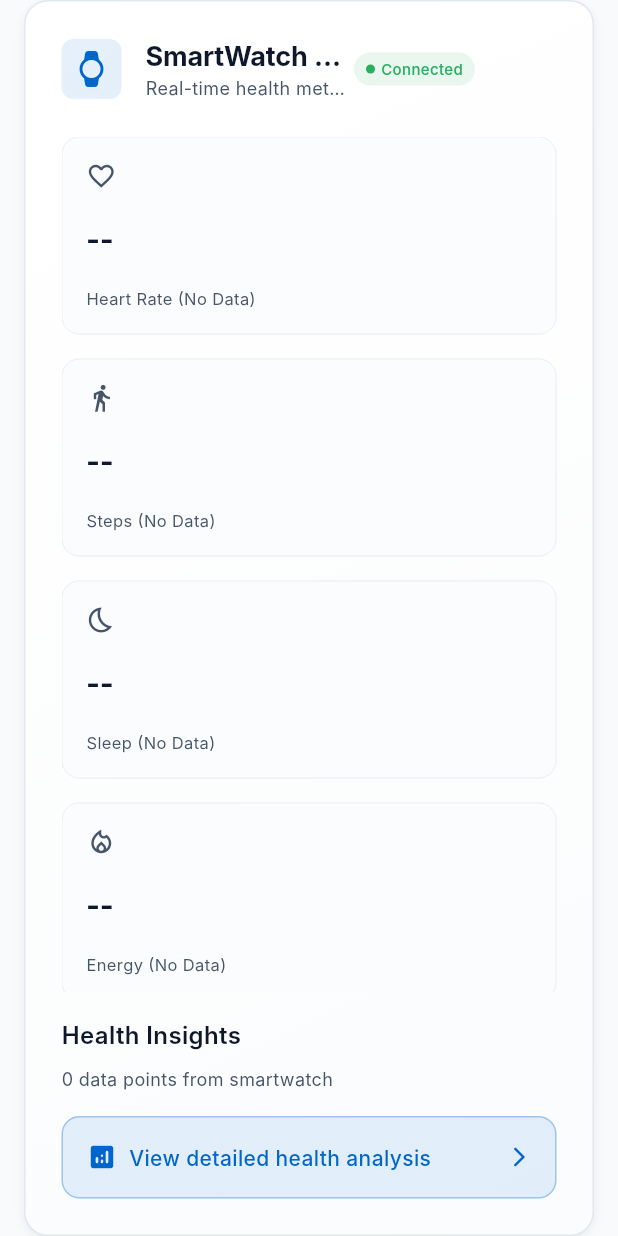
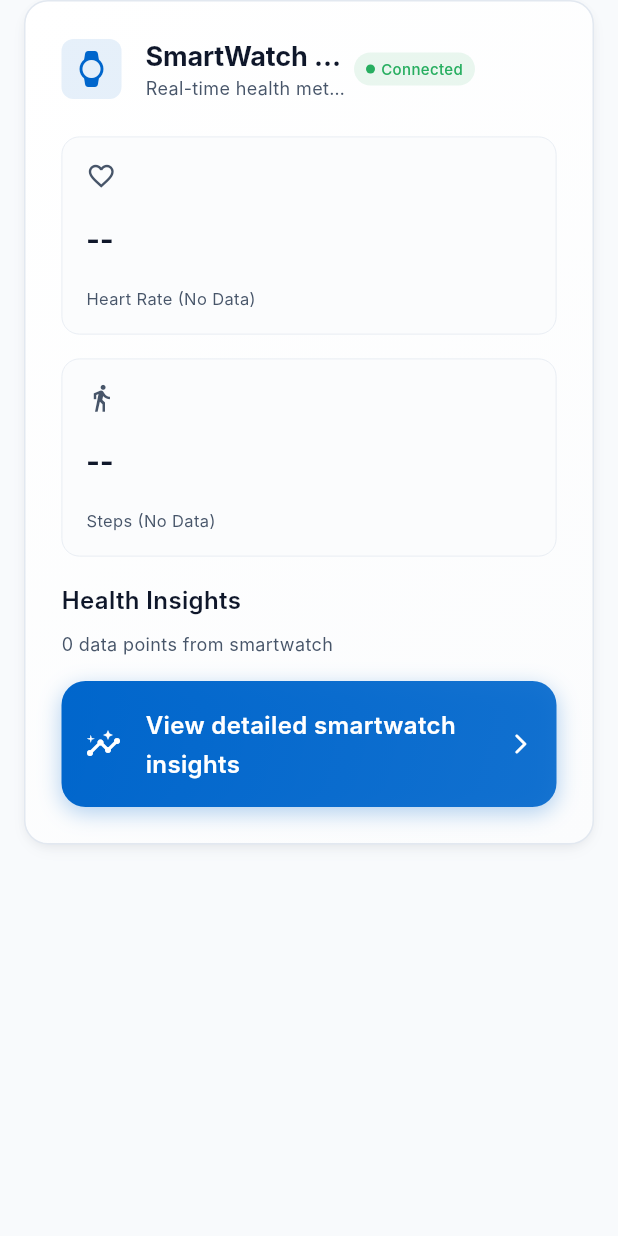
Before and after one commit to braeson-nyahera/smarthealth, a Flutter app: the SmartwatchStatsCard widget shown alone on an empty page, opened directly with empty values, on a phone screen of 412 x 824 dp. Run offline on Flutter 3.47's test engine with Material 3 defaults, Android fonts, the light colour scheme and no system bars; our stand-ins replace fl_chart, google_sign_in, shared_preferences; accounts and stored records are empty; Roboto replaces fonts that are missing (Inter).

Commit message:
modified health insight button

```diff
--- a/lib/config/google_config.dart
+++ b/lib/config/google_config.dart
@@ -6,7 +6,6 @@
 library;
 
 class GoogleConfig {
-  // TODO: Replace with your actual Web Client ID from Google Cloud Console
   // Get this from: https://console.cloud.google.com/apis/credentials
   static const String webClientId =
       '816258150287-5j8pltavpk9msl9q3h1gcovvtc45u5vl.apps.googleusercontent.com';
--- a/lib/models/user_profile.dart
+++ b/lib/models/user_profile.dart
@@ -1,6 +1,6 @@
 import 'package:flutter/material.dart';
 
-enum DiabetesState { none, prediabetes, type1, type2 }
+enum DiabetesState { none, diabetic }
 
 class UserProfile {
   final int? age;
@@ -61,13 +61,9 @@ class UserProfile {
   String get diabetesStateDisplay {
     switch (diabetesState) {
       case DiabetesState.none:
-        return 'No diabetes';
-      case DiabetesState.prediabetes:
-        return 'Pre-diabetes';
-      case DiabetesState.type1:
-        return 'Type 1 diabetes';
-      case DiabetesState.type2:
-        return 'Type 2 diabetes';
+        return 'Not diabetic';
+      case DiabetesState.diabetic:
+        return 'Diabetic';
     }
   }
 
@@ -76,10 +72,7 @@ class UserProfile {
     switch (diabetesState) {
       case DiabetesState.none:
         return Colors.green;
-      case DiabetesState.prediabetes:
-        return Colors.orange;
-      case DiabetesState.type1:
-      case DiabetesState.type2:
+      case DiabetesState.diabetic:
         return Colors.red;
     }
   }
--- a/lib/screens/profile_page.dart
+++ b/lib/screens/profile_page.dart
@@ -679,13 +679,9 @@ class _ProfilePageState extends State<ProfilePage>
   String _getDiabetesDisplayText(DiabetesState state) {
     switch (state) {
       case DiabetesState.none:
-        return 'No Diabetes';
-      case DiabetesState.type1:
-        return 'Type 1 Diabetes';
-      case DiabetesState.type2:
-        return 'Type 2 Diabetes';
-      case DiabetesState.prediabetes:
-        return 'Pre-diabetes';
+        return 'Not Diabetic';
+      case DiabetesState.diabetic:
+        return 'Diabetic';
     }
   }
 }
--- a/lib/widgets/smartwatch_stats_card.dart
+++ b/lib/widgets/smartwatch_stats_card.dart
@@ -283,40 +283,55 @@ class _SmartwatchStatsCardState extends State<SmartwatchStatsCard>
           style: AppTheme.bodySmall.copyWith(color: AppTheme.textSecondaryDark),
         ),
         const SizedBox(height: AppTheme.spacingM),
-        GestureDetector(
+        Container(
+          decoration: BoxDecoration(
+            gradient: LinearGradient(
+              begin: Alignment.topLeft,
+              end: Alignment.bottomRight,
+              colors: [
+                AppTheme.primaryMedical,
+                AppTheme.primaryMedical.withValues(alpha: 0.9),
+              ],
+            ),
+            borderRadius: BorderRadius.circular(AppTheme.radiusL),
+            boxShadow: [
+              BoxShadow(
+                color: AppTheme.primaryMedical.withValues(alpha: 0.3),
+                offset: const Offset(0, 4),
+                blurRadius: 12,
+                spreadRadius: 0,
+              ),
+            ],
+          ),
+          child: Material(
+            color: Colors.transparent,
+            borderRadius: BorderRadius.circular(AppTheme.radiusL),
+            child: InkWell(
+              borderRadius: BorderRadius.circular(AppTheme.radiusL),
               onTap: _navigateToHealthInsights,
               child: Container(
                 padding: const EdgeInsets.all(AppTheme.spacingM),
-            decoration: BoxDecoration(
-              color: AppTheme.primaryMedical.withOpacity(0.1),
-              borderRadius: BorderRadius.circular(AppTheme.radiusM),
-              border: Border.all(
-                color: AppTheme.primaryMedical.withOpacity(0.3),
-              ),
-            ),
                 child: Row(
                   children: [
-                Icon(
-                  Icons.analytics_rounded,
-                  color: AppTheme.primaryMedical,
-                  size: 20,
-                ),
-                const SizedBox(width: AppTheme.spacingS),
+                    Icon(Icons.insights_rounded, color: Colors.white, size: 24),
+                    const SizedBox(width: AppTheme.spacingM),
                     Expanded(
                       child: Text(
-                    'View detailed health analysis',
-                    style: AppTheme.bodyMedium.copyWith(
-                      color: AppTheme.primaryMedical,
-                      fontWeight: FontWeight.w500,
+                        'View detailed smartwatch insights',
+                        style: AppTheme.bodyLarge.copyWith(
+                          color: Colors.white,
+                          fontWeight: FontWeight.w600,
                         ),
                       ),
                     ),
                     Icon(
                       Icons.arrow_forward_ios_rounded,
-                  color: AppTheme.primaryMedical,
+                      color: Colors.white,
                       size: 16,
                     ),
                   ],
+                ),
+              ),
             ),
           ),
         ),
@@ -368,46 +383,6 @@ class _SmartwatchStatsCardState extends State<SmartwatchStatsCard>
       });
     }
 
-    // Sleep
-    if (widget.summaryData.containsKey('sleep_hours')) {
-      final sleep = widget.summaryData['sleep_hours']!;
-      stats.add({
-        'icon': Icons.bedtime_rounded,
-        'color': AppTheme.sleep,
-        'value': '${sleep.average.toStringAsFixed(1)}h',
-        'label': 'Avg Sleep',
-        'trend': sleep.trend,
-      });
-    } else {
-      stats.add({
-        'icon': Icons.bedtime_outlined,
-        'color': AppTheme.textSecondaryDark,
-        'value': '--',
-        'label': 'Sleep (No Data)',
-        'trend': null,
-      });
-    }
-
-    // Active Energy
-    if (widget.summaryData.containsKey('active_energy')) {
-      final energy = widget.summaryData['active_energy']!;
-      stats.add({
-        'icon': Icons.local_fire_department_rounded,
-        'color': AppTheme.vitals,
-        'value': '${energy.latest.toInt()} cal',
-        'label': 'Active Energy',
-        'trend': energy.trend,
-      });
-    } else {
-      stats.add({
-        'icon': Icons.local_fire_department_outlined,
-        'color': AppTheme.textSecondaryDark,
-        'value': '--',
-        'label': 'Energy (No Data)',
-        'trend': null,
-      });
-    }
-
     return stats.take(4).toList(); // Show max 4 stats in 2x2 grid
   }
 
```
Lines whose indentation alone changed are shown as unchanged.
